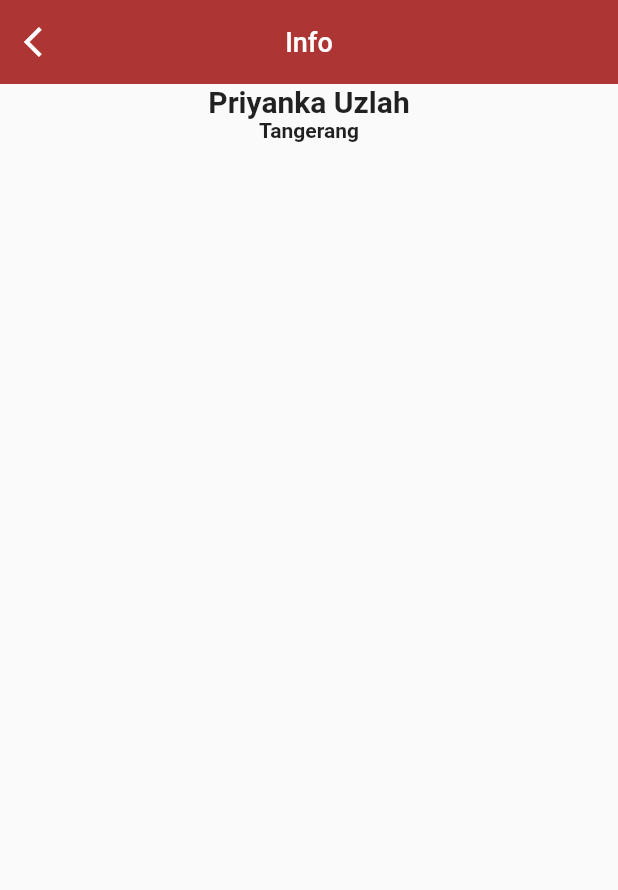
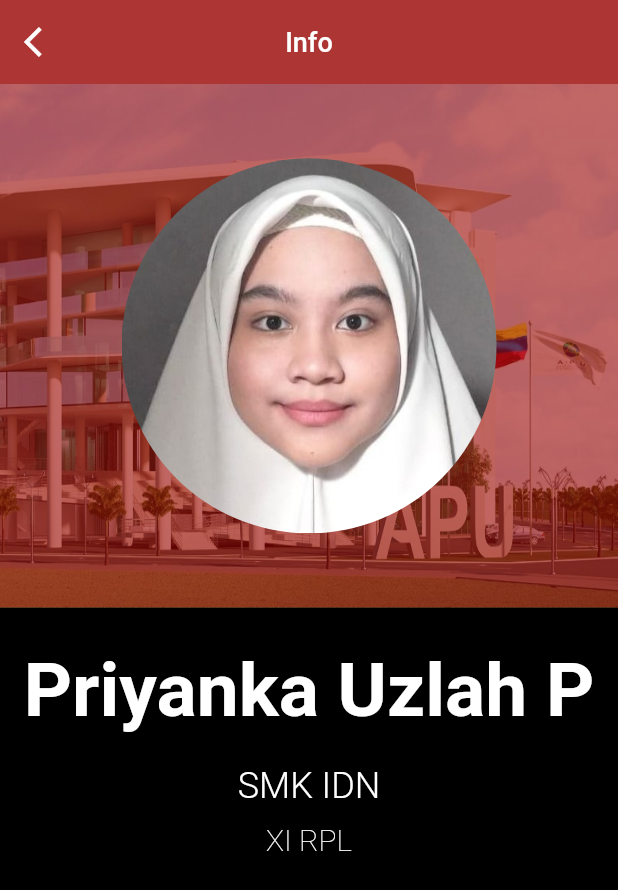
Before and after one commit to priyankauzlah/Uzdon, a Flutter app: the InfoScreen screen opened directly, on a phone screen of 412 x 824 dp. Shown: the top 890 px of the screen. Run offline on Flutter 3.47's test engine with Material 2 defaults, Android fonts, the phone set to English and light mode, and no system bars; network calls fail.

Commit message:
Re-design information and updating some features

```diff
--- /dev/null
+++ b/lib/commons/opaque_image.dart
@@ -0,0 +1,24 @@
+import 'package:flutter/cupertino.dart';
+
+class OpaqueImage extends StatelessWidget {
+
+  final imageUrl;
+  const OpaqueImage({Key? key, @required this.imageUrl}) : super(key: key);
+
+  @override
+  Widget build(BuildContext context) {
+    return Stack(
+      children: <Widget>[
+        Image.asset(
+          imageUrl,
+          width: double.maxFinite,
+          height: double.maxFinite,
+          fit: BoxFit.fill,
+        ),
+        Container(
+          color: Color.fromARGB(203, 153, 3, 1).withOpacity(0.60),
+        )
+      ],
+    );
+  }
+}
--- a/lib/screen/cart_screen.dart
+++ b/lib/screen/cart_screen.dart
@@ -126,7 +126,7 @@ class _CartScreenState extends State<CartScreen> {
                   itemCount: cartList.length,
                 ),
               )
-            : Center(child: Text('Empty cart, please add some item')),
+            : Center(child: Text('The cart is empty, please add some item')),
       ),
     );
   }
@@ -138,7 +138,10 @@ class _CartScreenState extends State<CartScreen> {
   deleteItemCart(int foodId) {
     setState(() {
       cartList.removeWhere((cartItem) => cartItem.foodId == foodId);
-      if (cartList.length == 0) {}
+      if (cartList.length == 0) {
+        final snackBar = SnackBar(content: Text('Item deleted'));
+        ScaffoldMessenger.of(context).showSnackBar(snackBar);
+      }
     });
   }
 }
--- a/lib/screen/checkout_screen.dart
+++ b/lib/screen/checkout_screen.dart
@@ -25,6 +25,9 @@ class CheckoutScreen extends StatelessWidget {
           style: TextStyle(fontSize: 18, color: Colors.white),
         ),
       ),
+      body: Container(
+        color: Colors.black,
+      ),
     );
   }
 }
--- a/lib/screen/detail_screen.dart
+++ b/lib/screen/detail_screen.dart
@@ -29,7 +29,8 @@ class _DetailScreenState extends State<DetailScreen> {
             Stack(
               children: [
                 Container(
-                  padding: EdgeInsets.only(top: 70, bottom: 5, right: 20, left: 20),
+                  padding:
+                      EdgeInsets.only(top: 70, bottom: 5, right: 20, left: 20),
                   color: Colors.white,
                   child: Image.network(
                     widget.food.foodImage,
@@ -105,12 +106,9 @@ class _DetailScreenState extends State<DetailScreen> {
                               ),
                             ],
                           ),
-
                         ],
                       ),
-                      Text(
-                          rupiahCurrencyFormat
-                              .format(widget.food.foodPrice),
+                      Text(rupiahCurrencyFormat.format(widget.food.foodPrice),
                           style: TextStyle(
                               fontWeight: FontWeight.w400,
                               fontSize: 20,
@@ -119,7 +117,8 @@ class _DetailScreenState extends State<DetailScreen> {
                       Text('Description',
                           style: TextStyle(
                               fontSize: 24,
-                              color: Colors.white, fontWeight: FontWeight.w500)),
+                              color: Colors.white,
+                              fontWeight: FontWeight.w500)),
                       SizedBox(height: 8),
                       Text(
                         widget.food.foodDescription,
@@ -127,7 +126,6 @@ class _DetailScreenState extends State<DetailScreen> {
                         style: TextStyle(fontSize: 18, color: Colors.white),
                       ),
                       SizedBox(height: 177),
-
                       Container(
                         padding: EdgeInsets.only(top: 20),
                         color: Colors.black,
@@ -156,7 +154,9 @@ class _DetailScreenState extends State<DetailScreen> {
                                     }));
                                   },
                                   child: Text('Buy Now',
-                                      style: TextStyle(color: Color.fromARGB(203, 153, 3, 1))),
+                                      style: TextStyle(
+                                          color:
+                                              Color.fromARGB(203, 153, 3, 1))),
                                 ),
                               ),
                             ),
@@ -181,13 +181,13 @@ class _DetailScreenState extends State<DetailScreen> {
       isItemExist = true;
     }
     if (isItemExist) {
-      final snackBar = SnackBar(content: Text('Item already in cart !'));
+      final snackBar = SnackBar(content: Text('Item is already in the cart!'));
       ScaffoldMessenger.of(context).showSnackBar(snackBar);
     } else {
       setState(() {
         cartList.add(Cart(foodId: foodId));
       });
-      final snackBar = SnackBar(content: Text('Item added to cart !'));
+      final snackBar = SnackBar(content: Text('Item added to the cart!'));
       ScaffoldMessenger.of(context).showSnackBar(snackBar);
     }
   }
--- a/lib/screen/info_screen.dart
+++ b/lib/screen/info_screen.dart
@@ -1,3 +1,4 @@
+import 'package:Uzdon/commons/opaque_image.dart';
 import 'package:flutter/material.dart';
 
 class InfoScreen extends StatelessWidget {
@@ -25,23 +26,73 @@ class InfoScreen extends StatelessWidget {
           style: TextStyle(fontSize: 18, color: Colors.white),
         ),
       ),
-      body: Row(
-        crossAxisAlignment: CrossAxisAlignment.center,
-        children: [
+      body: Stack(
+        children: <Widget>[
+          Column(
+            children: <Widget>[
               Expanded(
+                flex: 5,
+                child: Stack(
+                  children: <Widget>[
+                    OpaqueImage(
+                      imageUrl: "assets/images/apu.jpg",
+                    ),
+                    SafeArea(
+                      child: Padding(
+                        padding: const EdgeInsets.all(16),
+                        child: Align(
+                          alignment: Alignment.center,
+                          child: ClipRRect(
+                            borderRadius: BorderRadius.circular(140.0),
+                            child: Image.asset(
+                              "assets/images/uzlah.jpg",
+                              width: 250,
+                              height: 250,
+                            ),
+                          ),
+                        ),
+                      ),
+                    ),
+                  ],
+                ),
+              ),
+              Expanded(
+                flex: 6,
+                child: Container(
+                  color: Colors.black,
+                  width: 500,
                   child: Column(
                     crossAxisAlignment: CrossAxisAlignment.center,
                     children: [
+                      SizedBox(height: 26),
                       Text(
-                  'Priyanka Uzlah',
-                  style: TextStyle(fontSize: 20, fontWeight: FontWeight.bold),
+                        'Priyanka Uzlah P',
+                        style: TextStyle(
+                            fontSize: 50,
+                            fontWeight: FontWeight.bold,
+                            color: Colors.white),
                       ),
+                      SizedBox(height: 20),
                       Text(
-                  'Tangerang',
-                  style: TextStyle(fontWeight: FontWeight.bold),
+                        'SMK IDN',
+                        style: TextStyle(
+                            fontWeight: FontWeight.w300,
+                            fontSize: 24,
+                            color: Colors.white),
+                      ),
+                      SizedBox(height: 10),
+                      Text(
+                        'XI RPL',
+                        style: TextStyle(
+                            fontWeight: FontWeight.w100,
+                            fontSize: 20,
+                            color: Colors.white),
                       ),
                     ],
                   ),
+                ),
+              ),
+            ],
           ),
         ],
       ),
--- a/pubspec.yaml
+++ b/pubspec.yaml
@@ -46,9 +46,8 @@ flutter:
   uses-material-design: true
 
   # To add assets to your application, add an assets section, like this:
-  # assets:
-  #   - images/a_dot_burr.jpeg
-  #   - images/a_dot_ham.jpeg
+  assets:
+    - assets/images/
 
   # An image asset can refer to one or more resolution-specific "variants", see
   # https://flutter.dev/assets-and-images/#resolution-aware.
```
Also changed, not shown: assets/images/apu.jpg (added), assets/images/uzlah.jpg (added). Lines whose indentation alone changed are shown as unchanged.
